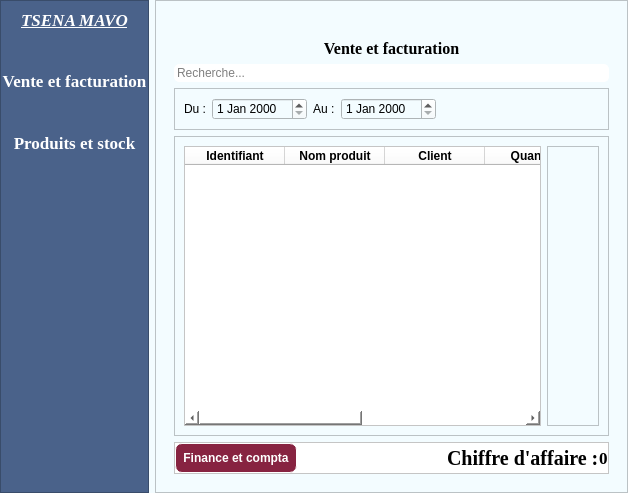
Before: the Qt Designer form app.ui in Totelof10/tsena, drawn with Qt 5.
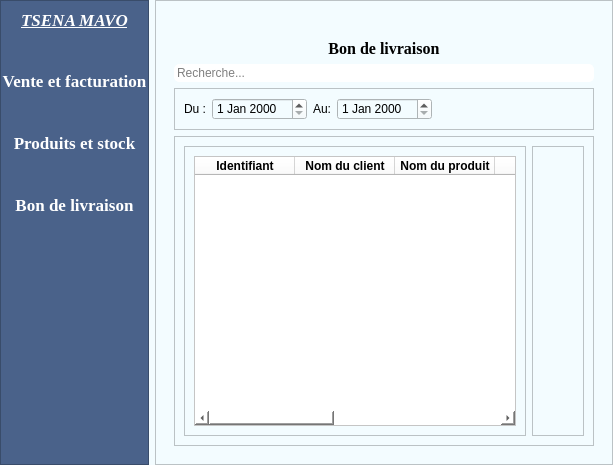
After: the same form once the commit is applied. Icons and pictures are not drawn.

Diff of the .ui file:
```diff
--- a/app.ui
+++ b/app.ui
@@ -6,8 +6,8 @@
    <rect>
     <x>0</x>
     <y>0</y>
-    <width>628</width>
-    <height>493</height>
+    <width>613</width>
+    <height>465</height>
    </rect>
   </property>
   <property name="windowTitle">
@@ -119,6 +119,20 @@
         </property>
        </widget>
       </item>
+      <item>
+       <widget class="QPushButton" name="btnPageBon">
+        <property name="font">
+         <font>
+          <family>Times New Roman</family>
+          <pointsize>13</pointsize>
+          <bold>true</bold>
+         </font>
+        </property>
+        <property name="text">
+         <string>Bon de livraison</string>
+        </property>
+       </widget>
+      </item>
       <item>
        <spacer name="verticalSpacer">
         <property name="orientation">
@@ -196,11 +210,13 @@
        <widget class="QStackedWidget" name="stackedWidget">
         <property name="font">
          <font>
-          <pointsize>10</pointsize>
+          <family>Segoe UI</family>
+          <pointsize>9</pointsize>
+          <bold>false</bold>
          </font>
         </property>
         <property name="currentIndex">
-         <number>0</number>
+         <number>2</number>
         </property>
         <widget class="QWidget" name="page_vente">
          <layout class="QVBoxLayout" name="verticalLayout_6">
@@ -397,6 +413,16 @@
                  </font>
                 </property>
                </column>
+               <column>
+                <property name="text">
+                 <string>Numéro du bon de livraison</string>
+                </property>
+                <property name="font">
+                 <font>
+                  <bold>true</bold>
+                 </font>
+                </property>
+               </column>
               </widget>
              </item>
              <item>
@@ -916,6 +942,334 @@
           </item>
          </layout>
         </widget>
+        <widget class="QWidget" name="pageBonDeLivraison">
+         <layout class="QVBoxLayout" name="verticalLayout_7">
+          <item>
+           <widget class="QLabel" name="label_7">
+            <property name="font">
+             <font>
+              <family>Times New Roman</family>
+              <pointsize>12</pointsize>
+              <bold>true</bold>
+             </font>
+            </property>
+            <property name="text">
+             <string>Bon de livraison</string>
+            </property>
+            <property name="alignment">
+             <set>Qt::AlignmentFlag::AlignCenter</set>
+            </property>
+           </widget>
+          </item>
+          <item>
+           <widget class="QLineEdit" name="lineEditRechercheBl">
+            <property name="styleSheet">
+             <string notr="true">QLineEdit{
+	border: 1px solid white;
+	border-radius: 5px;
+	
+	background-color: rgb(255, 255, 255);
+}
+
+QLineEdit:focus{
+	border: 1px solid black;
+}</string>
+            </property>
+            <property name="placeholderText">
+             <string>Recherche...</string>
+            </property>
+           </widget>
+          </item>
+          <item>
+           <widget class="QFrame" name="frame_13">
+            <property name="frameShape">
+             <enum>QFrame::Shape::StyledPanel</enum>
+            </property>
+            <property name="frameShadow">
+             <enum>QFrame::Shadow::Raised</enum>
+            </property>
+            <layout class="QHBoxLayout" name="horizontalLayout_8">
+             <item>
+              <widget class="QLabel" name="label_8">
+               <property name="text">
+                <string>Du :</string>
+               </property>
+              </widget>
+             </item>
+             <item>
+              <widget class="QDateEdit" name="dateDebutBl"/>
+             </item>
+             <item>
+              <widget class="QLabel" name="label_9">
+               <property name="text">
+                <string>Au:</string>
+               </property>
+              </widget>
+             </item>
+             <item>
+              <widget class="QDateEdit" name="dateFinBl"/>
+             </item>
+             <item>
+              <spacer name="horizontalSpacer_4">
+               <property name="orientation">
+                <enum>Qt::Orientation::Horizontal</enum>
+               </property>
+               <property name="sizeHint" stdset="0">
+                <size>
+                 <width>40</width>
+                 <height>20</height>
+                </size>
+               </property>
+              </spacer>
+             </item>
+             <item>
+              <widget class="QPushButton" name="btnFiltrageDateBl">
+               <property name="cursor">
+                <cursorShape>PointingHandCursor</cursorShape>
+               </property>
+               <property name="styleSheet">
+                <string notr="true">QPushButton{
+	border:none;
+	image: url(:/Downloads/CartoBMW/img/systeme-de-filtrage-des-donnees.png);
+}
+QPushButton:hover{
+	image: url(:/Downloads/CartoBMW/img/filtrage-des-donnees.png);
+	
+}</string>
+               </property>
+               <property name="text">
+                <string/>
+               </property>
+              </widget>
+             </item>
+             <item>
+              <widget class="QPushButton" name="btnReinitialiserBl">
+               <property name="cursor">
+                <cursorShape>PointingHandCursor</cursorShape>
+               </property>
+               <property name="styleSheet">
+                <string notr="true">QPushButton{
+	border:none;
+	
+	image: url(:/Downloads/CartoBMW/img/faire-pivoter-le-symbole-dinterface-fleche-circulaire-gauche.png);
+}
+QPushButton:hover{
+	image: url(:/Downloads/CartoBMW/img/annuler.png);
+	
+}</string>
+               </property>
+               <property name="text">
+                <string/>
+               </property>
+              </widget>
+             </item>
+            </layout>
+           </widget>
+          </item>
+          <item>
+           <widget class="QFrame" name="frame_9">
+            <property name="frameShape">
+             <enum>QFrame::Shape::StyledPanel</enum>
+            </property>
+            <property name="frameShadow">
+             <enum>QFrame::Shadow::Raised</enum>
+            </property>
+            <layout class="QHBoxLayout" name="horizontalLayout_7">
+             <item>
+              <widget class="QFrame" name="frame_11">
+               <property name="frameShape">
+                <enum>QFrame::Shape::StyledPanel</enum>
+               </property>
+               <property name="frameShadow">
+                <enum>QFrame::Shadow::Raised</enum>
+               </property>
+               <layout class="QVBoxLayout" name="verticalLayout_8">
+                <item>
+                 <widget class="QTableWidget" name="tableBonDeLivraison">
+                  <property name="styleSheet">
+                   <string notr="true">background-color: white;</string>
+                  </property>
+                  <column>
+                   <property name="text">
+                    <string>Identifiant</string>
+                   </property>
+                   <property name="font">
+                    <font>
+                     <bold>true</bold>
+                    </font>
+                   </property>
+                  </column>
+                  <column>
+                   <property name="text">
+                    <string>Nom du client</string>
+                   </property>
+                   <property name="font">
+                    <font>
+                     <bold>true</bold>
+                    </font>
+                   </property>
+                  </column>
+                  <column>
+                   <property name="text">
+                    <string>Nom du produit</string>
+                   </property>
+                   <property name="font">
+                    <font>
+                     <bold>true</bold>
+                    </font>
+                   </property>
+                  </column>
+                  <column>
+                   <property name="text">
+                    <string>Quantite</string>
+                   </property>
+                   <property name="font">
+                    <font>
+                     <bold>true</bold>
+                    </font>
+                   </property>
+                  </column>
+                  <column>
+                   <property name="text">
+                    <string>Date de livraison</string>
+                   </property>
+                   <property name="font">
+                    <font>
+                     <bold>true</bold>
+                    </font>
+                   </property>
+                  </column>
+                  <column>
+                   <property name="text">
+                    <string>Statut du bon de livraison</string>
+                   </property>
+                   <property name="font">
+                    <font>
+                     <bold>true</bold>
+                    </font>
+                   </property>
+                  </column>
+                  <column>
+                   <property name="text">
+                    <string>Prix total à payer</string>
+                   </property>
+                   <property name="font">
+                    <font>
+                     <bold>true</bold>
+                    </font>
+                   </property>
+                  </column>
+                 </widget>
+                </item>
+               </layout>
+              </widget>
+             </item>
+             <item>
+              <widget class="QFrame" name="frame_12">
+               <property name="frameShape">
+                <enum>QFrame::Shape::StyledPanel</enum>
+               </property>
+               <property name="frameShadow">
+                <enum>QFrame::Shadow::Raised</enum>
+               </property>
+               <layout class="QVBoxLayout" name="verticalLayout_9">
+                <item>
+                 <widget class="QPushButton" name="btnNouveauBonDeLivraison">
+                  <property name="cursor">
+                   <cursorShape>PointingHandCursor</cursorShape>
+                  </property>
+                  <property name="styleSheet">
+                   <string notr="true">QPushButton{
+	image: url(:/Downloads/CartoBMW/img/prefere.png);
+	border:none;
+}
+QPushButton:hover{
+	image:url(:/Downloads/CartoBMW/img/ajouter-le-contact.png);
+}</string>
+                  </property>
+                  <property name="text">
+                   <string/>
+                  </property>
+                 </widget>
+                </item>
+                <item>
+                 <widget class="QPushButton" name="btnModifierBl">
+                  <property name="cursor">
+                   <cursorShape>PointingHandCursor</cursorShape>
+                  </property>
+                  <property name="styleSheet">
+                   <string notr="true">QPushButton{
+	image: url(:/Downloads/CartoBMW/img/crayon.png);
+	border:none;
+}
+QPushButton:hover{
+	image: url(:/Downloads/CartoBMW/img/crayon (1).png);
+}</string>
+                  </property>
+                  <property name="text">
+                   <string/>
+                  </property>
+                 </widget>
+                </item>
+                <item>
+                 <widget class="QPushButton" name="btnSupprimerBonDeLivraison">
+                  <property name="cursor">
+                   <cursorShape>PointingHandCursor</cursorShape>
+                  </property>
+                  <property name="styleSheet">
+                   <string notr="true">QPushButton{
+	image: url(:/Downloads/CartoBMW/img/supprimer.png);
+	border:none;
+}
+QPushButton:hover{
+	image: url(:/Downloads/CartoBMW/img/supprimer (1).png);
+}</string>
+                  </property>
+                  <property name="text">
+                   <string/>
+                  </property>
+                 </widget>
+                </item>
+                <item>
+                 <widget class="QPushButton" name="btnImprimerBl">
+                  <property name="cursor">
+                   <cursorShape>PointingHandCursor</cursorShape>
+                  </property>
+                  <property name="styleSheet">
+                   <string notr="true">QPushButton{
+	image: url(:/Downloads/CartoBMW/img/imprimante.png);
+	border:none;
+}
+QPushButton:hover{
+	image: url(:/Downloads/CartoBMW/img/imprimante-papier.png);
+}</string>
+                  </property>
+                  <property name="text">
+                   <string/>
+                  </property>
+                 </widget>
+                </item>
+                <item>
+                 <spacer name="verticalSpacer_4">
+                  <property name="orientation">
+                   <enum>Qt::Orientation::Vertical</enum>
+                  </property>
+                  <property name="sizeHint" stdset="0">
+                   <size>
+                    <width>20</width>
+                    <height>40</height>
+                   </size>
+                  </property>
+                 </spacer>
+                </item>
+               </layout>
+              </widget>
+             </item>
+            </layout>
+           </widget>
+          </item>
+         </layout>
+        </widget>
        </widget>
       </item>
      </layout>
```
